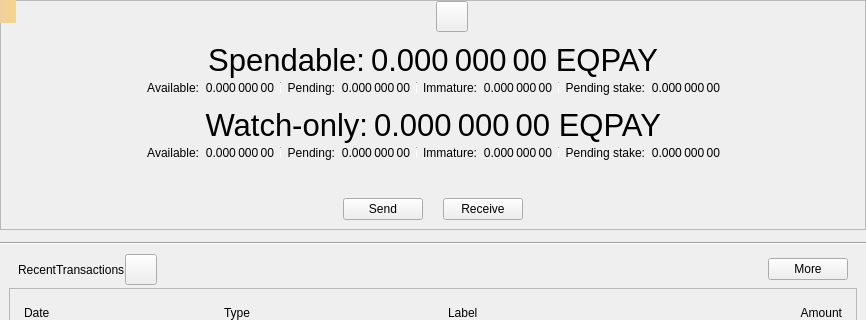
Before: the Qt Designer form src/qt/forms/overviewpage.ui in equitypay/eqpay, drawn with Qt 5; both pictures show x 0 to 866 and y 0 to 320 of the 866 by 503 pixel window.
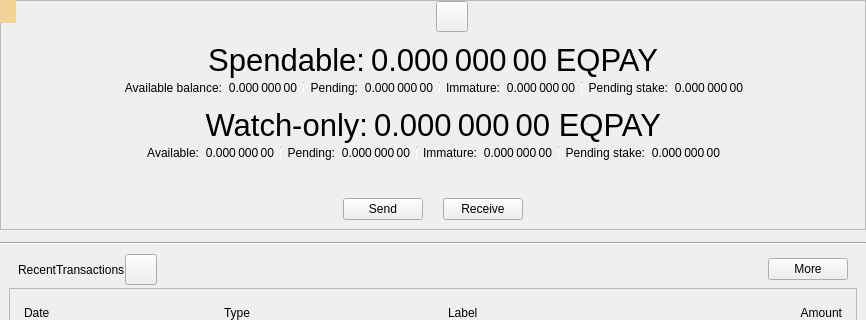
After: the same form once the commit is applied. Icons and pictures are not drawn. Custom widgets are drawn as their Qt base class.

Commit message: Rename Available -> Available balance

```diff
--- a/src/qt/forms/overviewpage.ui
+++ b/src/qt/forms/overviewpage.ui
@@ -274,7 +274,7 @@
               <item>
                <widget class="QLabel" name="labelBalanceText">
                 <property name="text">
-                 <string>Available:</string>
+                 <string>Available balance:</string>
                 </property>
                 <property name="alignment">
                  <set>Qt::AlignRight|Qt::AlignTrailing|Qt::AlignVCenter</set>
```
The commit also changes 1 other file.
